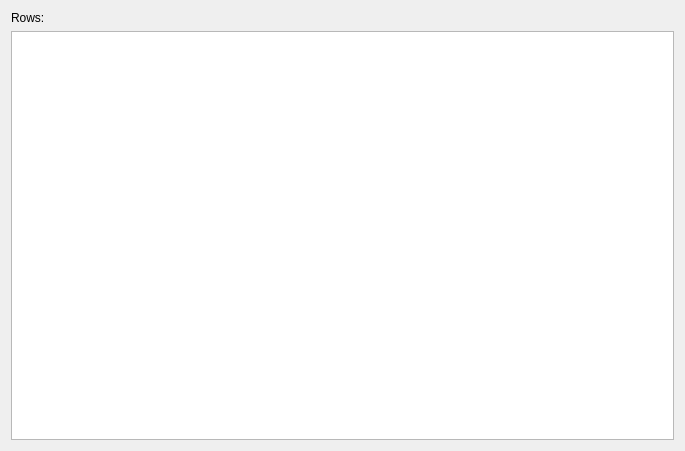
Old version of the form ODBC_Query/ODBC_ResultWindow.ui in the repository Edder/odbc-query.
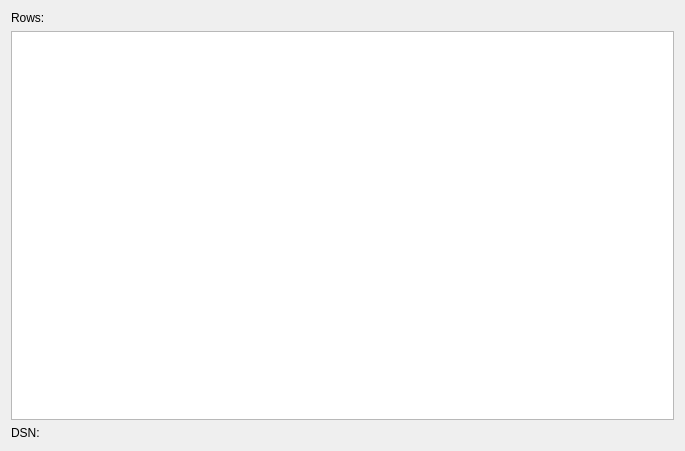
New version of the form. Custom widgets are drawn as their Qt base class.

The edit to the form file:
```diff
--- a/ODBC_Query/ODBC_ResultWindow.ui
+++ b/ODBC_Query/ODBC_ResultWindow.ui
@@ -55,6 +55,13 @@
      </attribute>
     </widget>
    </item>
+   <item>
+    <widget class="QLabel" name="DSNLabel">
+     <property name="text">
+      <string>DSN: </string>
+     </property>
+    </widget>
+   </item>
   </layout>
  </widget>
  <customwidgets>
```
